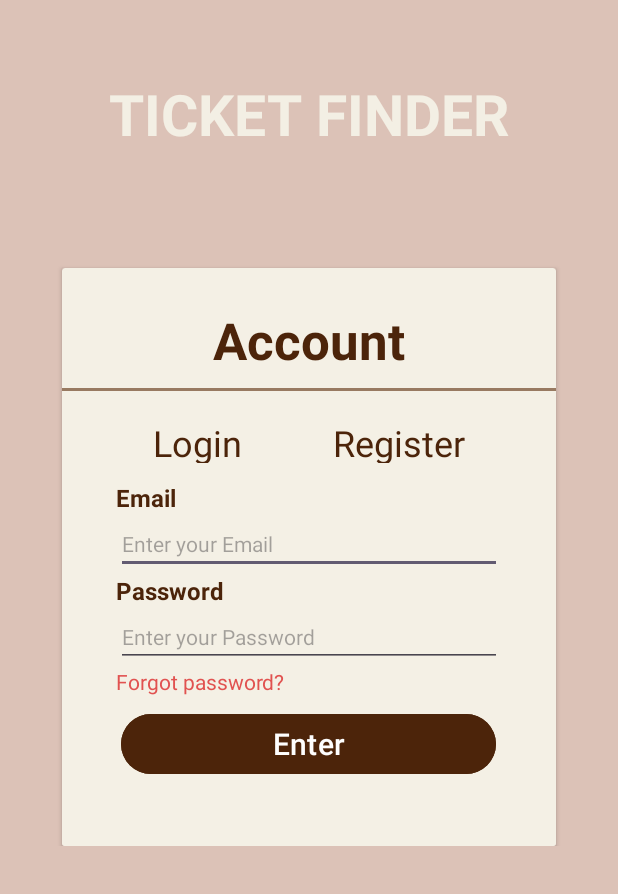
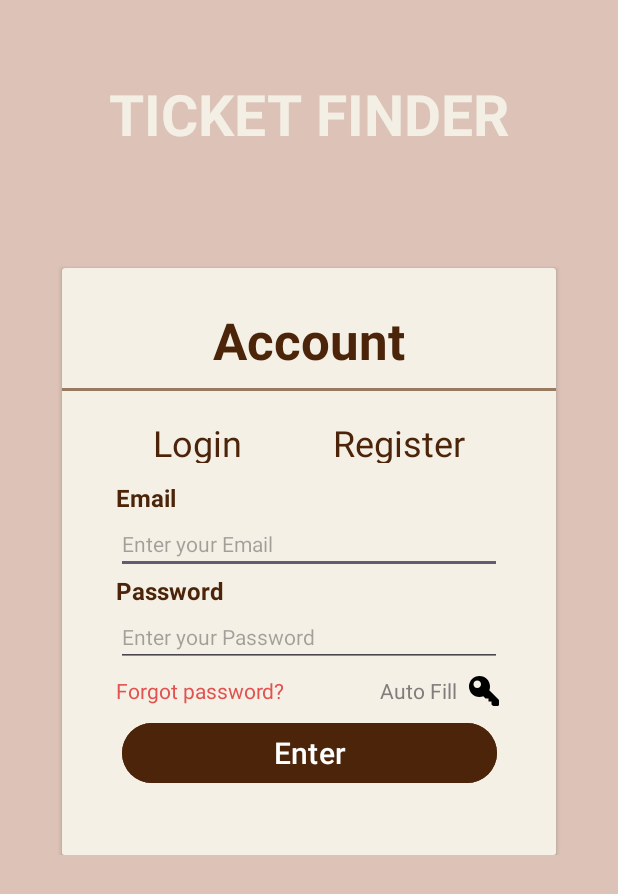
Before and after one commit to emery97/MAD24_P02_Team3, an Android app: the screen it shows after launch (MainActivity), on a phone screen of 412 x 824 dp. Shown: the top 894 px of the screen. Run offline under Robolectric (Android 15) with nearby library versions, the phone set to English and light mode, and no system bars; our stand-ins replace Firebase (no records; nobody signed in at launch, a user with empty details on screens opened directly); Roboto replaces fonts that are not available here.

Commit message:
(IVAN) Changed prompt for retrieve saved credential dialog to button. Fix manifest.

```diff
--- a/app/src/main/AndroidManifest.xml
+++ b/app/src/main/AndroidManifest.xml
@@ -39,6 +39,15 @@
         android:usesCleartextTraffic="true"
         tools:targetApi="33">
         <activity
+            android:name=".MainActivity"
+            android:exported="true">
+            <intent-filter>
+                <action android:name="android.intent.action.MAIN" />
+
+                <category android:name="android.intent.category.LAUNCHER" />
+            </intent-filter>
+        </activity>
+        <activity
             android:name=".DisplayQRDetails"
             android:exported="false" />
         <activity
@@ -50,15 +59,7 @@
 
         <receiver android:name=".EventWeatherNotification" />
 
-        <activity
-            android:name=".MainActivity"
-            android:exported="true">
-            <intent-filter>
-                <action android:name="android.intent.action.MAIN" />
 
-                <category android:name="android.intent.category.LAUNCHER" />
-            </intent-filter>
-        </activity>
         <activity
             android:name=".weather"
             android:exported="true">
--- a/app/src/main/java/sg/edu/np/mad/TicketFinder/SignIn.java
+++ b/app/src/main/java/sg/edu/np/mad/TicketFinder/SignIn.java
@@ -13,6 +13,7 @@ import android.view.ViewGroup;
 import android.view.autofill.AutofillManager;
 import android.widget.Button;
 import android.widget.EditText;
+import android.widget.ImageButton;
 import android.widget.ImageView;
 import android.widget.TextView;
 import android.widget.Toast;
@@ -39,6 +40,8 @@ public class SignIn extends Fragment {
     private EditText passwordField;
     private Button submitButton;
     private TextView forgotpassword;
+    private ImageButton autoFillIcon;
+    private TextView autoFilltext;
 
     // Firebase and SharedPreferences
     private FirebaseFirestore db;
@@ -62,6 +65,8 @@ public class SignIn extends Fragment {
         passwordField = view.findViewById(R.id.Password);
         submitButton = view.findViewById(R.id.Submit);
         forgotpassword = view.findViewById(R.id.forgotPassword);
+        autoFillIcon = view.findViewById(R.id.autoFillIcon);
+        autoFilltext = view.findViewById(R.id.autoFilltext);
 
         // Disable autofill initially
         emailField.setImportantForAutofill(View.IMPORTANT_FOR_AUTOFILL_NO);
@@ -94,8 +99,15 @@ public class SignIn extends Fragment {
             }
         });
 
-        // Prompt the user if they want to use autofill
-        promptRetrieveCredentials();
+        // OnClickListener for the "AutoFill" icon
+        View.OnClickListener autoFillListener = new View.OnClickListener() {
+            @Override
+            public void onClick(View v) {
+                promptBiometricForRetrieve();
+            }
+        };
+        autoFillIcon.setOnClickListener(autoFillListener);
+        autoFilltext.setOnClickListener(autoFillListener);
 
         return view;
     }
@@ -282,29 +294,6 @@ public class SignIn extends Fragment {
         void onLoginSuccess();
     }
 
-    // Prompt the user if they want to retrieve saved credentials
-    private void promptRetrieveCredentials() {
-        AlertDialog dialog = new AlertDialog.Builder(getActivity(), R.style.CustomAlertDialogTheme)
-                .setTitle("Retrieve Saved Credentials")
-                .setMessage("Do you want to retrieve your saved email and password?")
-                .setPositiveButton(android.R.string.yes, (dialogInterface, which) -> {
-                    promptBiometricForRetrieve();
-                })
-                .setNegativeButton(android.R.string.no, (dialogInterface, which) -> {
-                    // User chose not to retrieve saved credentials
-                    emailField.setImportantForAutofill(View.IMPORTANT_FOR_AUTOFILL_NO);
-                    passwordField.setImportantForAutofill(View.IMPORTANT_FOR_AUTOFILL_NO);
-                })
-                .create();
-
-        dialog.setOnShowListener(dialogInterface -> {
-            dialog.getButton(AlertDialog.BUTTON_POSITIVE).setTextColor(getResources().getColor(R.color.dialogButtonColor));
-            dialog.getButton(AlertDialog.BUTTON_NEGATIVE).setTextColor(getResources().getColor(R.color.dialogButtonColor));
-        });
-
-        dialog.show();
-    }
-
 
     // Prompt for biometric authentication before retrieving credentials
     private void promptBiometricForRetrieve() {
--- /dev/null
+++ b/app/src/main/res/drawable/key.xml
@@ -0,0 +1,9 @@
+<vector xmlns:android="http://schemas.android.com/apk/res/android"
+    android:width="24dp"
+    android:height="24dp"
+    android:viewportWidth="24"
+    android:viewportHeight="24">
+  <path
+      android:fillColor="#FF000000"
+      android:pathData="M9,2C5.1,2 2,5.1 2,9C2,12.9 5.1,16 9,16C9.895,16 10.748,15.83 11.531,15.531L13,17L15,17L15,19L17,19L17,21L17.688,21.688C17.888,21.888 18.106,22 18.406,22L21,22C21.6,22 22,21.6 22,21L22,18.406C22,18.106 21.888,17.888 21.688,17.688L15.531,11.531C15.83,10.748 16,9.895 16,9C16,5.1 12.9,2 9,2zM7.5,5C8.9,5 10,6.1 10,7.5C10,8.9 8.9,10 7.5,10C6.1,10 5,8.9 5,7.5C5,6.1 6.1,5 7.5,5z"/>
+</vector>
--- a/app/src/main/res/layout/fragment_sign_in.xml
+++ b/app/src/main/res/layout/fragment_sign_in.xml
@@ -1,5 +1,6 @@
 <?xml version="1.0" encoding="utf-8"?>
-<LinearLayout xmlns:android="http://schemas.android.com/apk/res/android"
+<androidx.constraintlayout.widget.ConstraintLayout xmlns:android="http://schemas.android.com/apk/res/android"
+    xmlns:app="http://schemas.android.com/apk/res-auto"
     xmlns:tools="http://schemas.android.com/tools"
     android:layout_width="match_parent"
     android:layout_height="match_parent"
@@ -13,52 +14,82 @@
 
     <TextView
         android:id="@+id/emailTxt"
-        android:layout_width="match_parent"
+        android:layout_width="0dp"
         android:layout_height="wrap_content"
-        android:layout_gravity="center_horizontal"
         android:text="Email"
         android:textColor="#4C240A"
         android:textSize="16sp"
-        android:textStyle="bold" />
+        android:textStyle="bold"
+        app:layout_constraintEnd_toEndOf="parent"
+        app:layout_constraintStart_toStartOf="parent"
+        app:layout_constraintTop_toTopOf="parent" />
 
     <EditText
         android:id="@+id/Email"
-        android:layout_width="match_parent"
+        android:layout_width="0dp"
         android:layout_height="wrap_content"
-        android:layout_gravity="center_horizontal"
-        android:ems="10"
         android:hint="Enter your Email"
         android:inputType="text"
         android:textSize="14sp"
-        android:importantForAutofill="no" />
+        android:importantForAutofill="no"
+        app:layout_constraintEnd_toEndOf="parent"
+        app:layout_constraintStart_toStartOf="parent"
+        app:layout_constraintTop_toBottomOf="@+id/emailTxt" />
 
     <TextView
         android:id="@+id/Passtxt"
-        android:layout_width="match_parent"
+        android:layout_width="0dp"
         android:layout_height="wrap_content"
-        android:layout_gravity="center_horizontal"
         android:text="Password"
         android:textColor="#4C240A"
         android:textSize="16sp"
-        android:textStyle="bold" />
+        android:textStyle="bold"
+        app:layout_constraintEnd_toEndOf="parent"
+        app:layout_constraintStart_toStartOf="parent"
+        app:layout_constraintTop_toBottomOf="@+id/Email" />
 
     <EditText
         android:id="@+id/Password"
-        android:layout_width="match_parent"
+        android:layout_width="0dp"
         android:layout_height="wrap_content"
-        android:layout_gravity="center_horizontal"
-        android:ems="10"
         android:hint="Enter your Password"
         android:inputType="textPassword"
         android:textSize="14sp"
-        android:importantForAutofill="no" />
+        android:importantForAutofill="no"
+        app:layout_constraintEnd_toEndOf="parent"
+        app:layout_constraintStart_toStartOf="parent"
+        app:layout_constraintTop_toBottomOf="@+id/Passtxt" />
 
     <TextView
         android:id="@+id/forgotPassword"
         android:layout_width="wrap_content"
         android:layout_height="wrap_content"
+        android:layout_marginTop="6dp"
         android:text="Forgot password?"
-        android:textColor="#E15250" />
+        android:textColor="#E15250"
+        app:layout_constraintStart_toStartOf="parent"
+        app:layout_constraintTop_toBottomOf="@+id/Password" />
+
+    <ImageButton
+        android:id="@+id/autoFillIcon"
+        android:layout_width="wrap_content"
+        android:layout_height="wrap_content"
+        android:layout_marginTop="4dp"
+        android:src="@drawable/key"
+        android:background="?attr/selectableItemBackgroundBorderless"
+        app:layout_constraintEnd_toEndOf="parent"
+        app:layout_constraintTop_toBottomOf="@+id/Password" />
+
+    <TextView
+        android:id="@+id/autoFilltext"
+        android:layout_width="wrap_content"
+        android:layout_height="wrap_content"
+        android:layout_marginTop="6dp"
+        android:layout_marginEnd="6dp"
+        android:text="Auto Fill"
+        android:textColor="#827C7C"
+        app:layout_constraintEnd_toStartOf="@+id/autoFillIcon"
+        app:layout_constraintTop_toBottomOf="@+id/Password" />
 
     <Button
         android:id="@+id/Submit"
@@ -69,6 +100,9 @@
         android:backgroundTint="#4C240A"
         android:text="Enter"
         android:textColor="#FEFEFE"
-        android:textSize="20sp" />
+        android:textSize="20sp"
+        app:layout_constraintEnd_toEndOf="parent"
+        app:layout_constraintStart_toStartOf="parent"
+        app:layout_constraintTop_toBottomOf="@+id/forgotPassword" />
 
-</LinearLayout>
+</androidx.constraintlayout.widget.ConstraintLayout>
```
